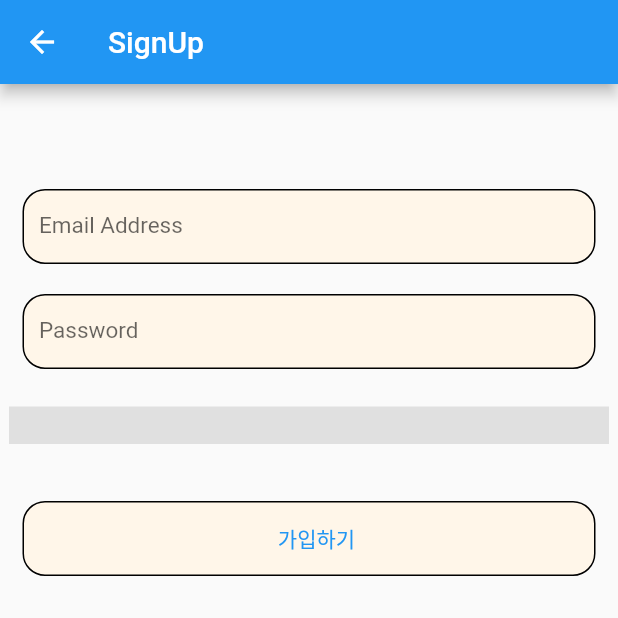
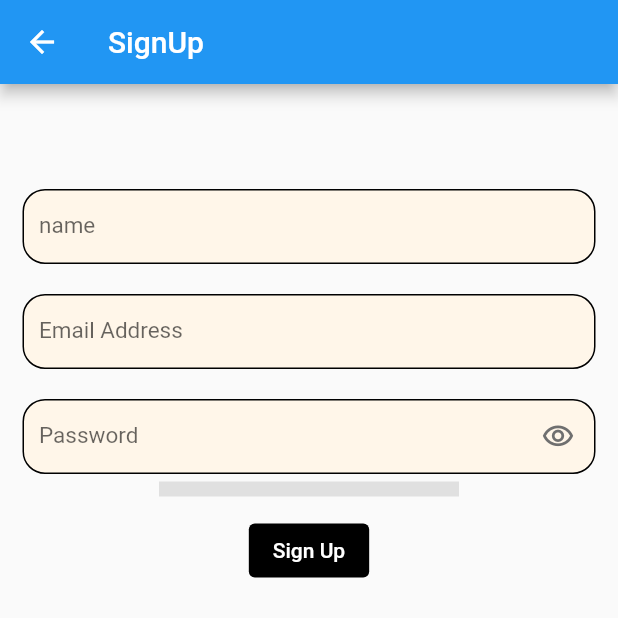
Before and after one commit to DDusy/FlutterApp, a Flutter app: the screen it shows after launch, after a tap on "Sign up", on a phone screen of 412 x 824 dp, the top half of it. Run offline on Flutter 3.47's test engine with Material 2 defaults, Android fonts, the phone set to English and light mode, and no system bars; our stand-ins replace firebase_auth, firebase_core; accounts and stored records are empty.

```diff
--- /dev/null
+++ b/lib/custom_class/c_filledbutton.dart
@@ -0,0 +1,47 @@
+import 'package:flutter/material.dart';
+
+// ignore: must_be_immutable
+class FilledButton extends StatefulWidget {
+  final Text hintText;
+  final VoidCallback func;
+  bool enabledbutton = false;
+  bool isVisible;
+
+  FilledButton(
+      {Key? key,
+      required this.hintText,
+      required this.func,
+      this.enabledbutton = false,
+      this.isVisible = false})
+      : super(key: key);
+
+  @override
+  // ignore: no_logic_in_create_state
+  State<FilledButton> createState() =>
+      _FilledButtonState(hintText, func, isVisible);
+}
+
+class _FilledButtonState extends State<FilledButton> {
+  Text hintText;
+  VoidCallback func;
+
+  bool isVisible;
+
+  _FilledButtonState(this.hintText, this.func, this.isVisible);
+
+  @override
+  Widget build(BuildContext context) {
+    return ElevatedButton(
+      style: ElevatedButton.styleFrom(
+              // Text Color
+              onPrimary:
+                  Colors.white, //Theme.of(context).colorScheme.onPrimary,
+              // Box Color
+              primary: Colors.black //Theme.of(context).colorScheme.primary,
+              )
+          .copyWith(elevation: ButtonStyleButton.allOrNull(0.0)),
+      onPressed: func,
+      child: hintText,
+    );
+  }
+}
--- a/lib/custom_class/c_inputfield.dart
+++ b/lib/custom_class/c_inputfield.dart
@@ -7,7 +7,7 @@ class InputField extends StatefulWidget {
   final EdgeInsets margin;
   final String hintText;
   final TextEditingController controller;
-
+  final TextInputType type;
   bool isPassword = false;
   bool isVisible;
 
@@ -17,13 +17,14 @@ class InputField extends StatefulWidget {
     required this.margin,
     required this.hintText,
     required this.controller,
+    required this.type,
     this.isPassword = false,
     this.isVisible = false}) : super(key: key);
 
   @override
   // ignore: no_logic_in_create_state
   State<InputField> createState() => _InputFieldState(
-    padding, margin, hintText, controller, isPassword, isVisible
+    padding, margin, hintText, controller, type, isPassword, isVisible
   );
 }
 
@@ -33,6 +34,7 @@ class _InputFieldState extends State<InputField> {
   EdgeInsets margin;
   String hintText;
   TextEditingController controller;
+  TextInputType type;
 
   bool isPassword = false;
   bool isVisible;
@@ -42,6 +44,7 @@ class _InputFieldState extends State<InputField> {
     this.margin,
     this.hintText,
     this.controller,
+    this.type,
     this.isPassword,
     this.isVisible);
 
@@ -79,7 +82,8 @@ class _InputFieldState extends State<InputField> {
           ) : null,
         ),
         style: const TextStyle(fontSize: 15),
-        keyboardType: isVisible ? TextInputType.visiblePassword : TextInputType.emailAddress,
+        //keyboardType: isVisible ? TextInputType.visiblePassword : TextInputType.emailAddress,
+        keyboardType: type,
         // onChanged: (value){
         //   setState(() {
 
--- a/lib/pages/signup_route.dart
+++ b/lib/pages/signup_route.dart
@@ -1,9 +1,14 @@
+// ignore_for_file: use_build_context_synchronously, unused_local_variable
+
 import 'package:flutter/material.dart';
 
+import 'package:myflutterapp/main.dart';
 import 'package:myflutterapp/custom_class/c_inputfield.dart';
 
-import 'package:firebase_core/firebase_core.dart';
+//import 'package:firebase_core/firebase_core.dart';
 import 'package:firebase_auth/firebase_auth.dart';
+
+import 'package:myflutterapp/custom_class/c_filledbutton.dart';
 
 class signup_route extends StatefulWidget {
   const signup_route({Key? key}) : super(key: key);
@@ -14,9 +19,15 @@ class signup_route extends StatefulWidget {
 
 class _signup_route extends State<signup_route> {
 
+  var newuserNameController = TextEditingController();
   var newuserEmailController = TextEditingController();
-  // var newuserNameController = TextEditingController();
   var newuserPasswordController = TextEditingController();
+
+  bool isemptyemail = true;
+  bool isemptyName = true;
+  bool isemptypassword = true;
+
+  bool enabledbutton = false;
 
   late String _email = "";
   late String _password = "";
@@ -33,6 +44,7 @@ class _signup_route extends State<signup_route> {
     if (_password.isEmpty) {
       setState(() {
         _strength = 0;
+        _displayText = "";
       });
     } else if (_password.length < 6) {
       setState(() {
@@ -61,28 +73,61 @@ class _signup_route extends State<signup_route> {
     }
   }
 
+  @override
+  void initState() {
+    super.initState();
+
+    newuserPasswordController.addListener(() {
+      setState(() {
+        isemptypassword = newuserPasswordController.text.isEmpty;
+
+        enabledbutton = !isemptyName && !isemptyemail && !isemptypassword;
+
+        _checkPassword(newuserPasswordController.text.trim());
+      });
+    });
+  }
+
+  bool checkController(TextEditingController controller){
+    return controller.text.isEmpty;
+  }
+
   void signup() async {
-    UserCredential userCredential;
 
-    try{
-      userCredential = await FirebaseAuth.instance.createUserWithEmailAndPassword(
+    if(checkController(newuserNameController)){
+      MyApp.createSnackBar(context, 'Please enter name');
+      return;
+    }
+    else if(checkController(newuserEmailController)){
+      MyApp.createSnackBar(context, 'Please enter email');
+      return;
+    }
+    else if(checkController(newuserPasswordController)){
+      MyApp.createSnackBar(context, 'Please enter password');
+      return;
+    }
+
+    var instance = FirebaseAuth.instance;
+    bool bcomplete = true;
+
+    try {
+      UserCredential userCredential = await instance.createUserWithEmailAndPassword(
         email: newuserEmailController.text,
         password: newuserPasswordController.text
       );
     }
-    on FirebaseAuthException catch (e){
-      if(e.code == 'weak-password'){
-        print('is too weak');
+    on FirebaseAuthException catch (e) {
+      MyApp.createSnackBar(context, e.code);
+      bcomplete = false;
     }
-      else if(e.code == 'email-already-in-use'){
-        print('is already use');
+    catch (e) {
+      bcomplete = false;
     }
-      else if(e.code == 'invalid-email'){
-        print('invalid email');
-      }
-    }
-    catch(e){
-      print(e);
+
+    if(bcomplete){
+      MyApp.createSnackBar(context, 'Your Account is created successfully!');
+      Navigator.pop(context);
+      instance.currentUser!.updateDisplayName(newuserNameController.text);
     }
   }
 
@@ -97,93 +142,55 @@ class _signup_route extends State<signup_route> {
           padding: const EdgeInsets.only(top: 50),
           child:
               Column(mainAxisAlignment: MainAxisAlignment.start, children: [
-              // Email Address
-              Container(
+            InputField(
+              hintText: 'name',
               padding: const EdgeInsets.only(left: 10),
               margin: const EdgeInsets.fromLTRB(15, 20, 15, 0),
-                width: double.infinity,
-                height: 50,
-                decoration: BoxDecoration(
-                  color: const Color.fromARGB(255, 255, 246, 233),
-                  border: Border.all(color: Colors.black),
-                  borderRadius: const BorderRadius.all(Radius.circular(15)),
+              controller: newuserNameController,
+              type: TextInputType.text,
             ),
-                child: TextField(
-                  obscureText: false,
+
+            // Email Address
+            InputField(
+              hintText: 'Email Address',
+              padding: const EdgeInsets.only(left: 10),
+              margin: const EdgeInsets.fromLTRB(15, 20, 15, 0),
               controller: newuserEmailController,
-                  decoration: const InputDecoration(
-                    labelText: 'Email Address',
-                    enabledBorder: InputBorder.none,
-                    focusedBorder: InputBorder.none,
-                    disabledBorder: InputBorder.none,
-                  ),
-                  style: const TextStyle(fontSize: 15),
-                  keyboardType: TextInputType.emailAddress,
-                ),
+              type: TextInputType.emailAddress,
             ),
 
             // Password
-              Container(
+            InputField(
+              hintText: 'Password',
               padding: const EdgeInsets.only(left: 10),
-                margin: const EdgeInsets.fromLTRB(15, 20, 15, 25),
-                width: double.infinity,
-                height: 50,
-                decoration: BoxDecoration(
-                  color: const Color.fromARGB(255, 255, 246, 233),
-                  border: Border.all(color: Colors.black),
-                  borderRadius: const BorderRadius.all(Radius.circular(15)),
-                ),
-                child: TextField(
-                  onChanged: (value) => _checkPassword(value),
-                  obscureText: false,
+              margin: const EdgeInsets.fromLTRB(15, 20, 15, 5),
+              isPassword: true,
               controller: newuserPasswordController,
-                  decoration: const InputDecoration(
-                    labelText: 'Password',
-                    enabledBorder: InputBorder.none,
-                    focusedBorder: InputBorder.none,
-                    disabledBorder: InputBorder.none,
-                  ),
-                  style: const TextStyle(fontSize: 15),
-                  keyboardType: TextInputType.emailAddress,
-                ),
+              type: TextInputType.visiblePassword
             ),
 
             SizedBox(
-                width: 400,
-                height: 25,
+              width: 200,
+              height: 10,
               child: LinearProgressIndicator(
                 value: _strength,
                 backgroundColor: Colors.grey[300],
-                  color: _strength <= 1 / 4
-                      ? Colors.red
-                      : _strength == 2 / 4
-                          ? Colors.yellow
-                          : _strength == 3 / 4
-                              ? Colors.blue
-                              : Colors.green,
+                color: _strength <= 1 / 4 ? Colors.red
+                      : _strength == 2 / 4 ? Colors.yellow
+                      : _strength == 3 / 4 ? Colors.blue : Colors.green,
                 minHeight: 20,
               ),
             ),
 
             Text(
               _displayText,
-                style: const TextStyle(fontSize: 15),
+              style: const TextStyle(fontSize: 10),
             ),
-              Container(
-                padding: const EdgeInsets.only(left: 10),
-                margin: const EdgeInsets.fromLTRB(15, 20, 15, 0),
-                width: double.infinity,
-                height: 50,
-                decoration: BoxDecoration(
-                  color: const Color.fromARGB(255, 255, 246, 233),
-                  border: Border.all(color: Colors.black),
-                  borderRadius: const BorderRadius.all(Radius.circular(15)),
-                ),
-                child: TextButton(
-                  onPressed: signup,
-                  child: const Text('가입하기'),
-                ),
-              ),
-            ])));
+
+            FilledButton(hintText: Text("Sign Up"), func: signup)
+          ]
+        )
+      )
+    );
   }
 }
```
Also changed, not shown: lib/main.dart (+14 -0 lines), lib/pages/login_page.dart (+42 -49 lines), lib/pages/main_page.dart (added, +15 -0 lines). Lines whose indentation alone changed are shown as unchanged.
